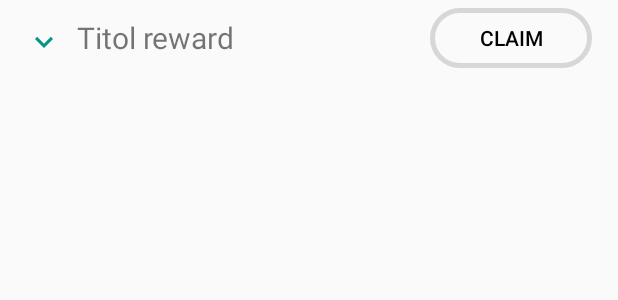
After one commit to marti1999/ProjecteFinalDAM-AndroidAdminApp, an Android app: the layout rewards_list_item.xml on its own in the app's theme, with its tools: preview values and no code run, on a phone screen of 412 x 824 dp. The commit adds this screen. Shown: the top 300 px of the screen. Run offline under Robolectric (Android 15) with nearby library versions, the phone set to English and light mode, and no system bars.

Commit message:
maquetacio del reward item per l' adapter

```diff
--- a/app/src/main/java/com/example/marti/projecte_uf1/MainActivity.java
+++ b/app/src/main/java/com/example/marti/projecte_uf1/MainActivity.java
@@ -156,6 +156,8 @@ public class MainActivity extends AppCompatActivity {
 
                         String loginType = resultArray[1];
                         prefsEditor.putString(PrefsFileKeys.LAST_LOGIN_TYPE, loginType);
+                        prefsEditor.apply();
+
                         prefsEditor.putString(PrefsFileKeys.LAST_LOGIN, etEmail.getText().toString());
                         prefsEditor.apply();
 
@@ -271,9 +273,7 @@ public class MainActivity extends AppCompatActivity {
     public void launchLogInActivity() {
 
 
-        String lastLoginEmail = etEmail.getText().toString();
-        prefsEditor.putString(PrefsFileKeys.LAST_LOGIN_TYPE, lastLoginEmail);
-        prefsEditor.apply();
+
 
         rememberUserEmail();
 
--- /dev/null
+++ b/app/src/main/res/layout/rewards_list_item.xml
@@ -0,0 +1,84 @@
+<?xml version="1.0" encoding="utf-8"?>
+<LinearLayout xmlns:android="http://schemas.android.com/apk/res/android"
+    xmlns:app="http://schemas.android.com/apk/res-auto"
+    android:id="@+id/rewardLaout"
+    android:layout_width="match_parent"
+    android:layout_height="wrap_content"
+
+
+    android:background="?android:attr/selectableItemBackground"
+    android:clickable="true"
+    android:focusable="true"
+    android:orientation="vertical"
+
+
+    android:paddingLeft="17dp"
+    android:paddingTop="5dp"
+    android:paddingRight="17dp"
+    android:paddingBottom="5dp">
+
+
+    <LinearLayout
+        android:layout_width="match_parent"
+        android:orientation="horizontal"
+        android:gravity="center_vertical"
+android:id="@+id/rewardHeaderLaout"
+        android:layout_height="40dp">
+
+        <ImageView
+            android:id="@+id/rweardImageExpand"
+            android:layout_width="wrap_content"
+            android:layout_height="wrap_content"
+
+
+            android:layout_marginTop="3dp"
+            app:srcCompat="@drawable/downarrow"
+            style="@style/imageViewEsdeveniment" />
+
+        <TextView
+            android:id="@+id/RewardTitle"
+android:layout_marginStart="10dp"
+            android:layout_width="wrap_content"
+            android:layout_height="wrap_content"
+            android:textSize="20dp"
+            android:layout_weight="0.3"
+
+            android:text="Titol reward" />
+
+        <Button
+            android:id="@+id/button"
+            style="@style/buttonBig"
+            android:layout_width="108dp"
+            android:layout_height="match_parent"
+
+
+            android:text="Claim" />
+
+
+
+    </LinearLayout>
+
+
+<LinearLayout
+    android:layout_width="match_parent"
+    android:id="@+id/RewardLayoutContent"
+    android:orientation="vertical"
+    android:layout_height="wrap_content">
+
+    <TextView
+        android:id="@+id/rewardInfo"
+
+        android:layout_width="match_parent"
+        android:layout_height="84dp"
+
+
+        android:text="" />
+
+</LinearLayout>
+
+
+
+
+
+
+</LinearLayout>
```
Also changed, not shown: app/src/main/java/com/example/marti/projecte_uf1/DonorFragments/rewardsAdapter.java (added, +269 -0 lines), 2 other files.
